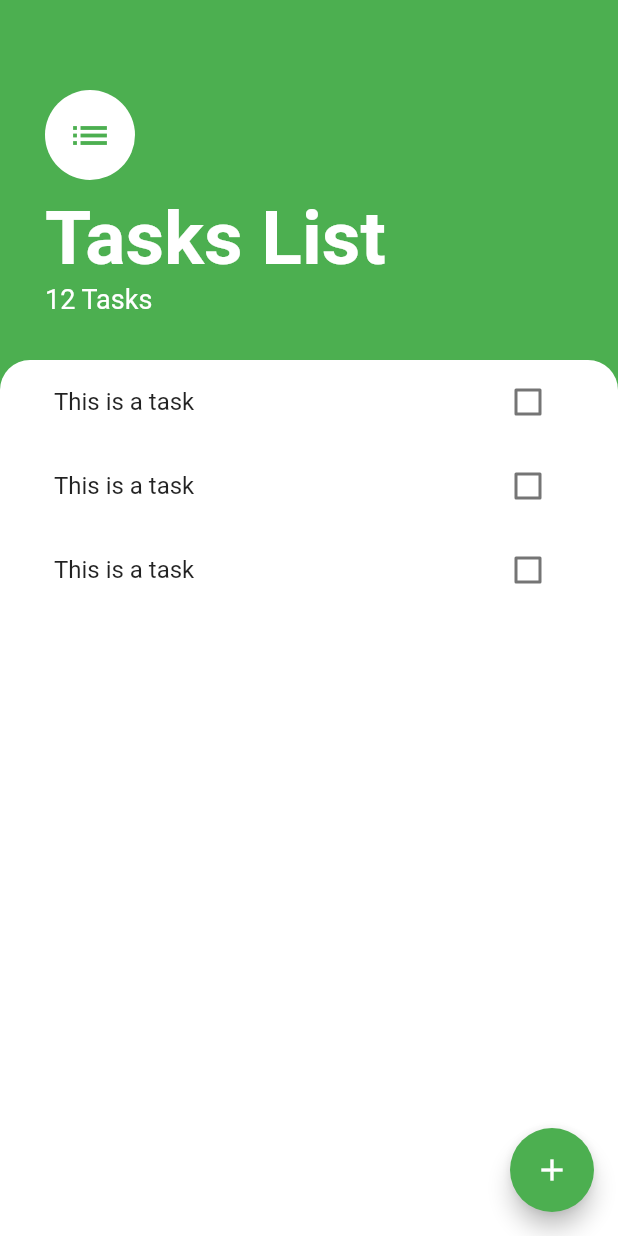
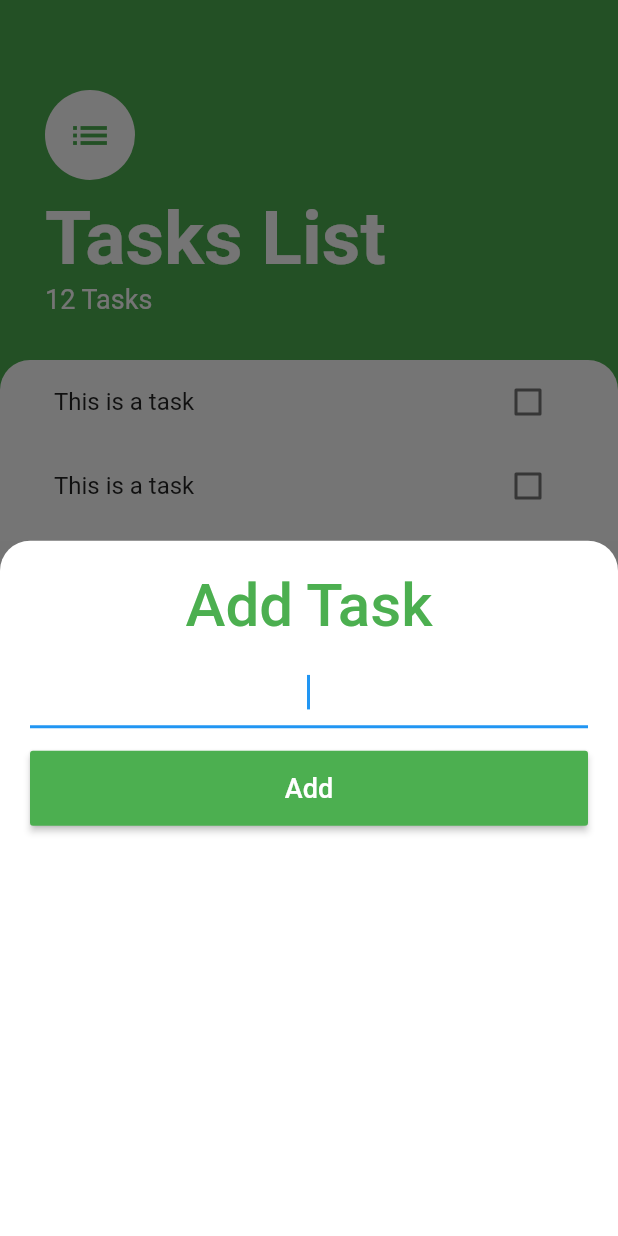
Before and after one commit to taouti/tasks_list, a Flutter app: the screen it shows after launch, after a tap on the "add" icon, on a phone screen of 412 x 824 dp. Run offline on Flutter 3.47's test engine with Material 2 defaults, Android fonts, the phone set to English and light mode, and no system bars.

Commit message:
commit 02

```diff
--- a/lib/constants.dat.dart
+++ b/lib/constants.dat.dart
@@ -2,3 +2,4 @@ import 'package:flutter/material.dart';
 
 const Color KMainColor = Colors.green;
 const Color KTextColor = Colors.white;
+const Color KAddTaskScreenBackgroundColor = Colors.white;
--- /dev/null
+++ b/lib/screens/add_task_screen.dart
@@ -0,0 +1,46 @@
+import 'package:flutter/material.dart';
+import 'package:tasks_list/constants.dat.dart';
+
+class AddTaskScreen extends StatelessWidget {
+  @override
+  Widget build(BuildContext context) {
+    return Container(
+      padding: EdgeInsets.all(20.0),
+      child: Column(
+        crossAxisAlignment: CrossAxisAlignment.stretch,
+        children: <Widget>[
+          Text(
+            'Add Task',
+            textAlign: TextAlign.center,
+            style: TextStyle(
+                fontSize: 40.0, fontWeight: FontWeight.w500, color: KMainColor),
+          ),
+          SizedBox(height: 10.0),
+          TextField(
+            autofocus: true,
+            textAlign: TextAlign.center,
+            style: TextStyle(color: Colors.black, fontSize: 20.0),
+          ),
+          SizedBox(height: 15.0),
+          MaterialButton(
+            height: 50.0,
+            minWidth: double.infinity,
+            color: KMainColor,
+            onPressed: () {},
+            child: Text(
+              'Add',
+              style: TextStyle(fontSize: 18.0, color: Colors.white),
+            ),
+          ),
+        ],
+      ),
+      decoration: BoxDecoration(
+        color: KAddTaskScreenBackgroundColor,
+        borderRadius: BorderRadius.only(
+          topLeft: Radius.circular(20.0),
+          topRight: Radius.circular(20.0),
+        ),
+      ),
+    );
+  }
+}
--- a/lib/screens/tasks_screen.dart
+++ b/lib/screens/tasks_screen.dart
@@ -1,17 +1,24 @@
 import 'package:flutter/material.dart';
+import 'package:tasks_list/screens/add_task_screen.dart';
 import 'package:tasks_list/widgets/tasks_list.dart';
 
 import '../constants.dat.dart';
 
 class TasksScreen extends StatelessWidget {
-  const TasksScreen({Key? key}) : super(key: key);
-
   @override
   Widget build(BuildContext context) {
     return Scaffold(
       backgroundColor: KMainColor,
       floatingActionButton: FloatingActionButton(
-        onPressed: () {},
+        onPressed: () {
+          showModalBottomSheet<dynamic>(
+            enableDrag: true,
+            //isScrollControlled: true,
+            backgroundColor: Color(0xFF747474),
+            context: context,
+            builder: (context) => AddTaskScreen(),
+          );
+        },
         backgroundColor: KMainColor,
         child: Icon(Icons.add),
       ),
--- /dev/null
+++ b/lib/widgets/task_checkbox.dart
@@ -0,0 +1,18 @@
+import 'package:flutter/material.dart';
+
+import '../constants.dat.dart';
+
+class TaskCheckBox extends StatelessWidget {
+  late final bool checkBoxState;
+  final Function(bool? value) toggleCheckboxState;
+  TaskCheckBox(
+      {required this.checkBoxState, required this.toggleCheckboxState});
+  @override
+  Widget build(BuildContext context) {
+    return Checkbox(
+      activeColor: KMainColor,
+      value: checkBoxState,
+      onChanged: toggleCheckboxState,
+    );
+  }
+}
--- a/lib/widgets/task_tile.dart
+++ b/lib/widgets/task_tile.dart
@@ -1,13 +1,29 @@
 import 'package:flutter/material.dart';
+import 'package:tasks_list/widgets/task_checkbox.dart';
 
-class TaskTile extends StatelessWidget {
+class TaskTile extends StatefulWidget {
+  @override
+  _TaskTileState createState() => _TaskTileState();
+}
+
+class _TaskTileState extends State<TaskTile> {
+  bool isChecked = false;
+
   @override
   Widget build(BuildContext context) {
     return ListTile(
-      title: Text('This is a task'),
-      trailing: Checkbox(
-        value: false,
-        onChanged: (bool? value) {},
+      title: Text(
+        'This is a task',
+        style: TextStyle(
+            decoration: isChecked ? TextDecoration.lineThrough : null),
+      ),
+      trailing: TaskCheckBox(
+        checkBoxState: isChecked,
+        toggleCheckboxState: (bool? checkBoxState) {
+          setState(() {
+            isChecked = checkBoxState!;
+          });
+        },
       ),
     );
   }
```
